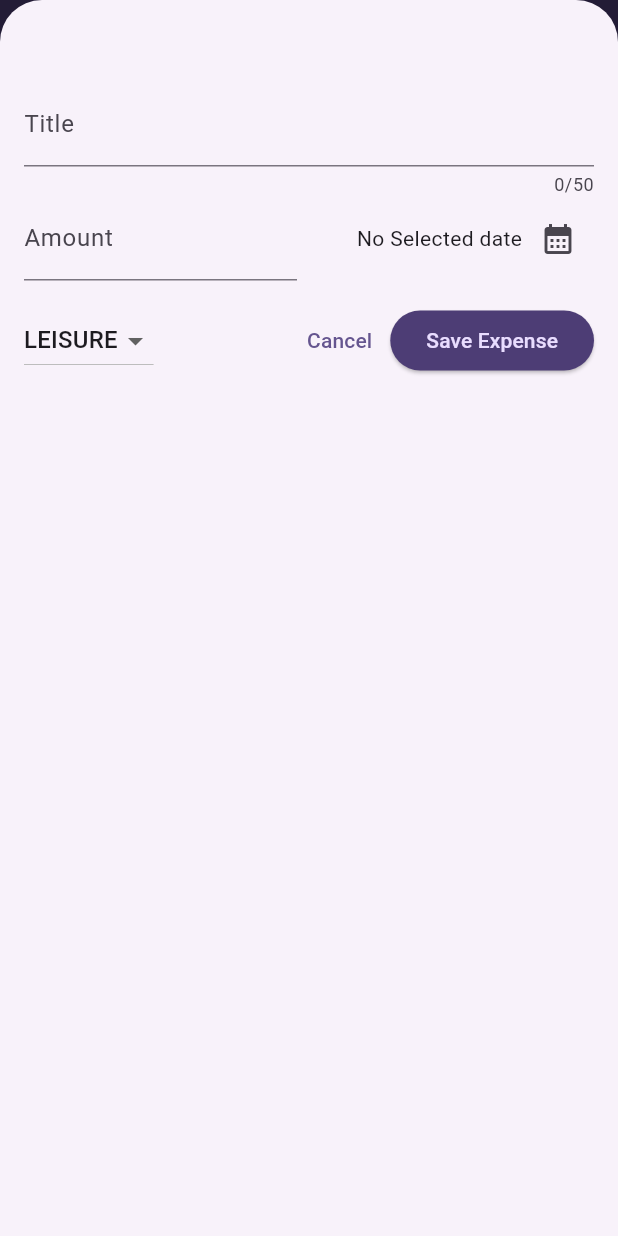
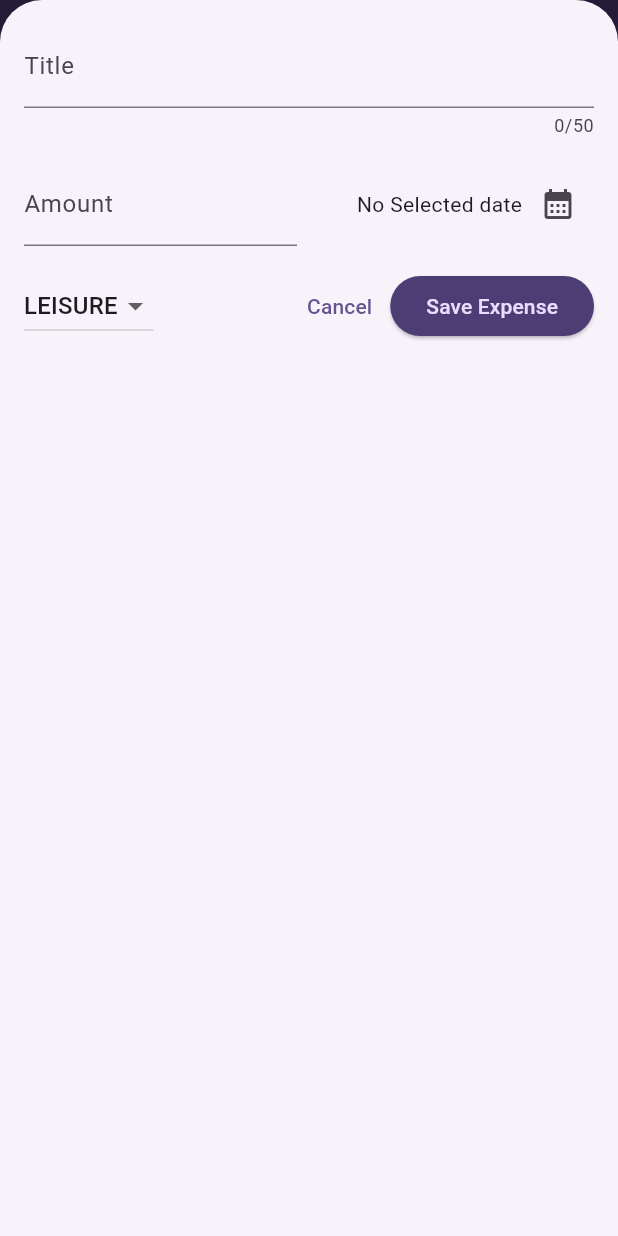
Before and after one commit to reema14a/flutter-expense-tracker, a Flutter app: the screen it shows after launch, after a tap on the "add" icon, on a phone screen of 412 x 824 dp. Run offline on Flutter 3.47's test engine with Material 3 defaults, Android fonts, the phone set to English and light mode, and no system bars.

Commit message:
Updated for responsiveness and adaptability

```diff
--- a/lib/main.dart
+++ b/lib/main.dart
@@ -1,4 +1,5 @@
 import 'package:flutter/material.dart';
+// import 'package:flutter/services.dart';
 
 import 'package:expense_tracker/widgets/expenses.dart';
 
@@ -12,6 +13,10 @@ var kDarkColorScheme = ColorScheme.fromSeed(
 );
 
 void main() {
+  // WidgetsFlutterBinding.ensureInitialized();
+  // SystemChrome.setPreferredOrientations([
+  //   DeviceOrientation.portraitUp,
+  // ]).then((fn) {
   runApp(
     MaterialApp(
       darkTheme: ThemeData.dark().copyWith(
@@ -55,4 +60,5 @@ void main() {
       home: Expenses(),
     ),
   );
+  // });
 }
--- a/lib/widgets/expenses.dart
+++ b/lib/widgets/expenses.dart
@@ -30,6 +30,7 @@ class _ExpensesState extends State<Expenses> {
 
   void _openAddExpenseOverlay() {
     showModalBottomSheet(
+      useSafeArea: true,
       isScrollControlled: true,
       context: context,
       builder: (ctx) => NewExpense(onAddExpense: _addExpense),
@@ -66,6 +67,10 @@ class _ExpensesState extends State<Expenses> {
 
   @override
   Widget build(BuildContext context) {
+    final width = MediaQuery.of(context).size.width;
+    // print(width);
+    // print(MediaQuery.of(context).size.height);
+
     Widget mainContent = const Center(
       child: Text('No expenses recorded. Start adding some!'),
     );
@@ -88,9 +93,18 @@ class _ExpensesState extends State<Expenses> {
           ),
         ],
       ),
-      body: Column(
+      body: width < 600
+          ? Column(
               children: [
                 Chart(expenses: _registeredExpenses),
+                Expanded(
+                  child: mainContent,
+                ),
+              ],
+            )
+          : Row(
+              children: [
+                Expanded(child: Chart(expenses: _registeredExpenses)),
                 Expanded(
                   child: mainContent,
                 ),
--- a/lib/widgets/new_expense.dart
+++ b/lib/widgets/new_expense.dart
@@ -1,4 +1,6 @@
 import 'package:flutter/material.dart';
+import 'package:flutter/cupertino.dart';
+import 'dart:io';
 
 import 'package:expense_tracker/models/expense.dart';
 
@@ -32,12 +34,24 @@ class _NewExpenseState extends State<NewExpense> {
     });
   }
 
-  void _submitExpenseData() {
-    final enteredTitle = _titleController.text.trim();
-    final enteredAmount = double.tryParse(_amountController.text);
-    final amountIsInvalid = enteredAmount == null || enteredAmount <= 0;
-
-    if (enteredTitle.isEmpty || amountIsInvalid || _selectedDate == null) {
+  void _showInvalidInputDialog() {
+    if (Platform.isIOS) {
+      showCupertinoDialog(
+        context: context,
+        builder: (ctx) => CupertinoAlertDialog(
+          title: const Text('Invalid input'),
+          content: const Text(
+            'Please make sure a valid title, amount, and date was entered.',
+          ),
+          actions: [
+            TextButton(
+              onPressed: () => Navigator.pop(ctx),
+              child: const Text('Okay'),
+            ),
+          ],
+        ),
+      );
+    } else {
       showDialog(
         context: context,
         builder: (ctx) => AlertDialog(
@@ -53,6 +67,16 @@ class _NewExpenseState extends State<NewExpense> {
           ],
         ),
       );
+    }
+  }
+
+  void _submitExpenseData() {
+    final enteredTitle = _titleController.text.trim();
+    final enteredAmount = double.tryParse(_amountController.text);
+    final amountIsInvalid = enteredAmount == null || enteredAmount <= 0;
+
+    if (enteredTitle.isEmpty || amountIsInvalid || _selectedDate == null) {
+      _showInvalidInputDialog();
       return;
     }
 
@@ -75,16 +99,94 @@ class _NewExpenseState extends State<NewExpense> {
 
   @override
   Widget build(BuildContext context) {
-    return Padding(
-      padding: EdgeInsets.fromLTRB(16, 55, 16, 16),
+    final keyboardHeight = MediaQuery.of(context).viewInsets.bottom;
+
+    return LayoutBuilder(
+      builder: (ctx, constraints) {
+        final width = constraints.maxWidth;
+
+        return SizedBox(
+          height: double.infinity,
+          child: SingleChildScrollView(
+            child: Padding(
+              padding: EdgeInsets.fromLTRB(16, 16, 16, keyboardHeight + 16),
               child: Column(
                 // mainAxisSize: MainAxisSize.min,
                 children: [
+                  if (width >= 600)
+                    Row(
+                      crossAxisAlignment: CrossAxisAlignment.start,
+                      children: [
+                        Expanded(
+                          child: TextField(
+                            controller: _titleController,
+                            maxLength: 50,
+                            decoration: InputDecoration(label: Text('Title')),
+                          ),
+                        ),
+                        const SizedBox(width: 24),
+                        Expanded(
+                          child: TextField(
+                            controller: _amountController,
+                            keyboardType: TextInputType.number,
+                            decoration: InputDecoration(
+                              label: Text('Amount'),
+                              prefixText: '\$ ',
+                            ),
+                          ),
+                        ),
+                      ],
+                    )
+                  else
                     TextField(
                       controller: _titleController,
                       maxLength: 50,
                       decoration: InputDecoration(label: Text('Title')),
                     ),
+                  const SizedBox(height: 16),
+                  if (width >= 600)
+                    Row(
+                      children: [
+                        DropdownButton<Category>(
+                          value: _selectedCategory,
+                          items: Category.values
+                              .map(
+                                (category) => DropdownMenuItem(
+                                  value: category,
+                                  child: Text(category.name.toUpperCase()),
+                                ),
+                              )
+                              .toList(),
+                          onChanged: (value) {
+                            if (value == null) {
+                              return;
+                            }
+                            setState(() {
+                              _selectedCategory = value;
+                            });
+                          },
+                        ),
+                        const SizedBox(width: 24),
+                        Expanded(
+                          child: Row(
+                            mainAxisAlignment: MainAxisAlignment.end,
+                            crossAxisAlignment: CrossAxisAlignment.center,
+                            children: [
+                              Text(
+                                _selectedDate != null
+                                    ? formatter.format(_selectedDate!)
+                                    : 'No Selected date',
+                              ),
+                              IconButton(
+                                onPressed: _presentDatePicker,
+                                icon: const Icon(Icons.calendar_month),
+                              ),
+                            ],
+                          ),
+                        ),
+                      ],
+                    )
+                  else
                     Row(
                       children: [
                         Expanded(
@@ -118,6 +220,21 @@ class _NewExpenseState extends State<NewExpense> {
                       ],
                     ),
                   const SizedBox(height: 16),
+                  if (width >= 600)
+                    Row(
+                      children: [
+                        const Spacer(),
+                        TextButton(
+                          onPressed: () => Navigator.pop(context),
+                          child: const Text('Cancel'),
+                        ),
+                        ElevatedButton(
+                          onPressed: _submitExpenseData,
+                          child: const Text('Save Expense'),
+                        ),
+                      ],
+                    )
+                  else
                     Row(
                       children: [
                         DropdownButton<Category>(
@@ -152,6 +269,10 @@ class _NewExpenseState extends State<NewExpense> {
                     ),
                 ],
               ),
+            ),
+          ),
+        );
+      },
     );
   }
 }
```
Lines whose indentation alone changed are shown as unchanged.
